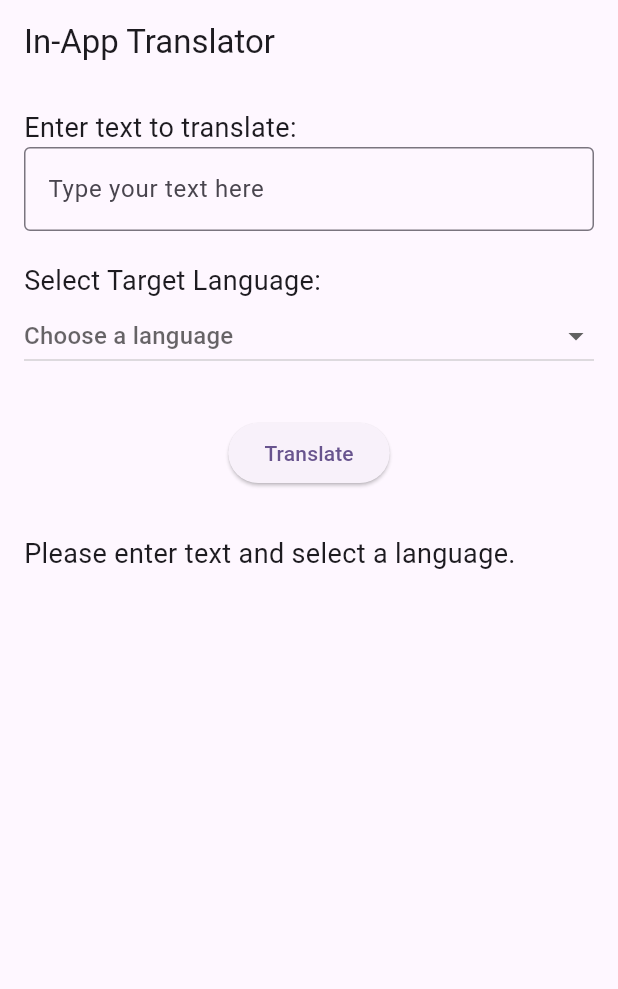
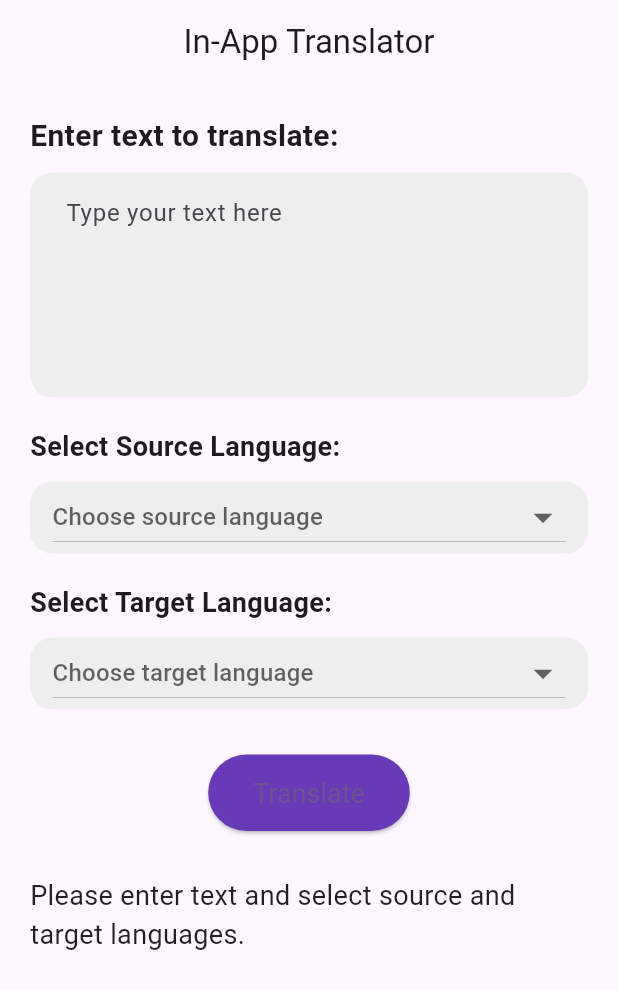
Before and after one commit to NotALabRat/TraveLog, a Flutter app: the TranslatorPage screen opened directly, after a tap on "Translate", on a phone screen of 412 x 824 dp. Shown: the top 989 px of the screen. Run offline on Flutter 3.47's test engine with Material 3 defaults, Android fonts, the light colour scheme and no system bars.

Commit message:
translate mod

```diff
--- a/lib/translate.dart
+++ b/lib/translate.dart
@@ -15,8 +15,9 @@ class TranslatorApp extends StatelessWidget {
       debugShowCheckedModeBanner: false,
       title: 'In-App Translator',
       theme: ThemeData(
-        colorScheme: ColorScheme.fromSeed(seedColor: Colors.deepPurple),
-        useMaterial3: true,
+        primarySwatch: Colors.deepPurple,
+        fontFamily: 'Roboto',
+        visualDensity: VisualDensity.adaptivePlatformDensity,
       ),
       home: const TranslatorPage(),
     );
@@ -33,34 +34,42 @@ class TranslatorPage extends StatefulWidget {
 class _TranslatorPageState extends State<TranslatorPage> {
   final TextEditingController _textController = TextEditingController();
   String translatedText = "Your translation will appear here.";
-  String? selectedLanguage;
+  String? selectedSourceLanguage;
+  String? selectedTargetLanguage;
 
   final List<String> languages = [
+    "English",
     "French",
     "Spanish",
     "German",
     "Chinese",
     "Japanese",
-    "Hindi"
+    "Hindi",
+    "Italian",
+    "Portuguese",
+    "Russian",
+    "Arabic",
   ];
 
   bool _isLoading = false;
 
   // Define your Gemini API key here
-  final String apiKey =
-      "AIzaSyBZmER7mtVUYnP0aouNGAsgdZLTocfsMpA"; // Replace with your actual API key
+  final String apiKey = "AIzaSyBZmER7mtVUYnP0aouNGAsgdZLTocfsMpA";
 
   // Function to handle translation using Gemini API
   Future<void> translateText() async {
-    if (_textController.text.isEmpty || selectedLanguage == null) {
+    if (_textController.text.isEmpty ||
+        selectedSourceLanguage == null ||
+        selectedTargetLanguage == null) {
       setState(() {
-        translatedText = "Please enter text and select a language.";
+        translatedText =
+            "Please enter text and select source and target languages.";
       });
       return;
     }
 
     String prompt =
-        "Translate the following text into $selectedLanguage: \"${_textController.text}\"";
+        "Translate the following text from $selectedSourceLanguage to $selectedTargetLanguage: \"${_textController.text}\"";
 
     final url = Uri.parse(
         "https://generativelanguage.googleapis.com/v1beta/models/gemini-pro:generateContent?key=$apiKey");
@@ -109,28 +118,49 @@ class _TranslatorPageState extends State<TranslatorPage> {
   @override
   Widget build(BuildContext context) {
     return Scaffold(
-      appBar: AppBar(title: const Text("In-App Translator")),
+      appBar: AppBar(
+        title: const Text("In-App Translator"),
+        centerTitle: true,
+        elevation: 0,
+      ),
       body: Padding(
-        padding: const EdgeInsets.all(16.0),
+        padding: const EdgeInsets.all(20.0),
         child: Column(
           crossAxisAlignment: CrossAxisAlignment.start,
           children: [
             const Text("Enter text to translate:",
-                style: TextStyle(fontSize: 18)),
+                style: TextStyle(fontSize: 20, fontWeight: FontWeight.bold)),
+            const SizedBox(height: 10),
             TextField(
               controller: _textController,
-              decoration: const InputDecoration(
-                border: OutlineInputBorder(),
+              decoration: InputDecoration(
+                filled: true,
+                fillColor: Colors.grey[200],
+                border: OutlineInputBorder(
+                    borderRadius: BorderRadius.circular(15),
+                    borderSide: BorderSide.none),
                 hintText: "Type your text here",
+                contentPadding:
+                    const EdgeInsets.symmetric(vertical: 15, horizontal: 20),
               ),
+              maxLines: 5,
+              style: const TextStyle(fontSize: 16),
             ),
             const SizedBox(height: 20),
-            const Text("Select Target Language:",
-                style: TextStyle(fontSize: 18)),
-            DropdownButton<String>(
-              value: selectedLanguage,
-              hint: const Text("Choose a language"),
+            const Text("Select Source Language:",
+                style: TextStyle(fontSize: 18, fontWeight: FontWeight.w600)),
+            const SizedBox(height: 10),
+            Container(
+              padding: const EdgeInsets.symmetric(horizontal: 15),
+              decoration: BoxDecoration(
+                borderRadius: BorderRadius.circular(15),
+                color: Colors.grey[200],
+              ),
+              child: DropdownButton<String>(
+                value: selectedSourceLanguage,
+                hint: const Text("Choose source language"),
                 isExpanded: true,
+                iconSize: 30,
                 items: languages.map((String lang) {
                   return DropdownMenuItem<String>(
                     value: lang,
@@ -139,16 +169,56 @@ class _TranslatorPageState extends State<TranslatorPage> {
                 }).toList(),
                 onChanged: (String? newValue) {
                   setState(() {
-                  selectedLanguage = newValue;
+                    selectedSourceLanguage = newValue;
                   });
                 },
+              ),
+            ),
+            const SizedBox(height: 20),
+            const Text("Select Target Language:",
+                style: TextStyle(fontSize: 18, fontWeight: FontWeight.w600)),
+            const SizedBox(height: 10),
+            Container(
+              padding: const EdgeInsets.symmetric(horizontal: 15),
+              decoration: BoxDecoration(
+                borderRadius: BorderRadius.circular(15),
+                color: Colors.grey[200],
+              ),
+              child: DropdownButton<String>(
+                value: selectedTargetLanguage,
+                hint: const Text("Choose target language"),
+                isExpanded: true,
+                iconSize: 30,
+                items: languages.map((String lang) {
+                  return DropdownMenuItem<String>(
+                    value: lang,
+                    child: Text(lang),
+                  );
+                }).toList(),
+                onChanged: (String? newValue) {
+                  setState(() {
+                    selectedTargetLanguage = newValue;
+                  });
+                },
+              ),
             ),
             const SizedBox(height: 30),
             Center(
               child: ElevatedButton(
                 onPressed: _isLoading ? null : translateText,
+                style: ElevatedButton.styleFrom(
+                  padding:
+                      const EdgeInsets.symmetric(vertical: 15, horizontal: 30),
+                  backgroundColor: Colors.deepPurple,
+                  shape: RoundedRectangleBorder(
+                    borderRadius: BorderRadius.circular(30),
+                  ),
+                  textStyle: const TextStyle(fontSize: 18),
+                ),
                 child: _isLoading
-                    ? const CircularProgressIndicator()
+                    ? const CircularProgressIndicator(
+                        color: Color(0xFFD81B60),
+                      )
                     : const Text("Translate"),
               ),
             ),
@@ -157,7 +227,7 @@ class _TranslatorPageState extends State<TranslatorPage> {
               child: SingleChildScrollView(
                 child: Text(
                   translatedText,
-                  style: const TextStyle(fontSize: 18),
+                  style: const TextStyle(fontSize: 18, color: Colors.black87),
                 ),
               ),
             ),
```
Lines whose indentation alone changed are shown as unchanged.
